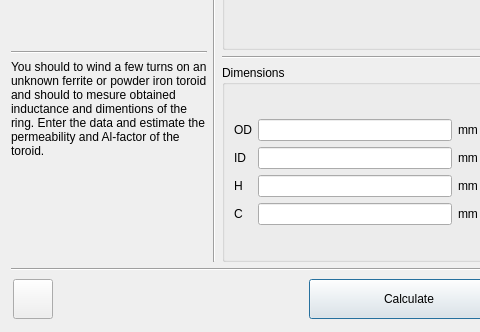
The window that find_permeability.ui (radioacoustick/Coil64) describes before a commit, drawn with Qt 5; both pictures show x 0 to 480 and y 168 to 500 of the 650 by 500 pixel window.
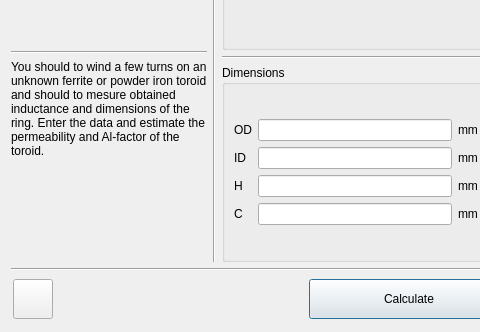
The same window after the commit. Icons and pictures are not drawn.

```diff
--- a/find_permeability.ui
+++ b/find_permeability.ui
@@ -69,7 +69,7 @@
        <item>
         <widget class="QLabel" name="label_descript">
          <property name="text">
-          <string>&lt;html&gt;&lt;head/&gt;&lt;body&gt;&lt;p&gt;You should to wind a few turns on an unknown ferrite or powder iron toroid and should to mesure obtained inductance and dimentions of the ring. Enter the data and estimate the permeability and Al-factor of the toroid.&lt;/p&gt;&lt;/body&gt;&lt;/html&gt;</string>
+          <string>&lt;html&gt;&lt;head/&gt;&lt;body&gt;&lt;p&gt;You should to wind a few turns on an unknown ferrite or powder iron toroid and should to mesure obtained inductance and dimensions of the ring. Enter the data and estimate the permeability and Al-factor of the toroid.&lt;/p&gt;&lt;/body&gt;&lt;/html&gt;</string>
          </property>
          <property name="alignment">
           <set>Qt::AlignLeading|Qt::AlignLeft|Qt::AlignTop</set>
```
